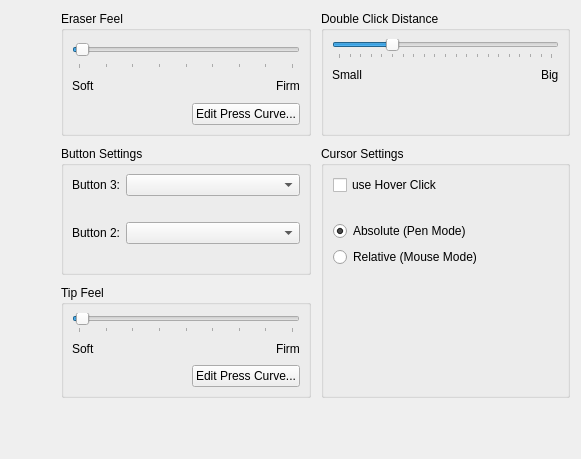
Qt form src/kcmodule/penwidget.ui (KDE/wacomtablet) before a commit.
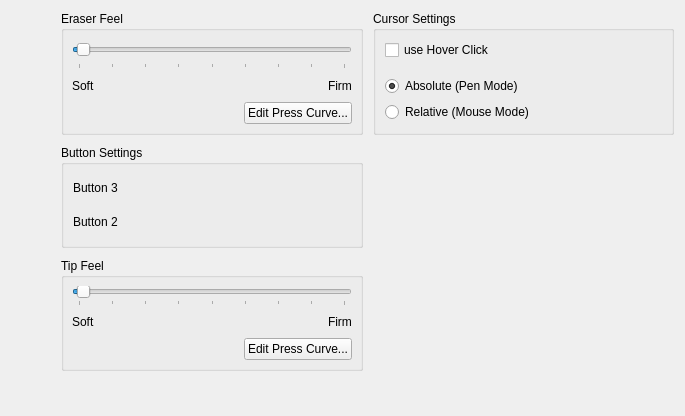
The same form after that commit. Custom widgets are drawn as their Qt base class.

Commit message:
Many improvements for button action selection.
* Added a new button action selector widget which will replace all drop down boxes.
* Updated PenWidget to make use of the new selector widget.
* Made the action button selection dialog look nicer.
* Moved global shortcut detection code into ButtonShortcut.
* Removed double click widget from PenWidget as it was never used and made the dialog look ugly.
* Removed some obsolete code.

Diff of the .ui file:
```diff
--- a/src/kcmodule/penwidget.ui
+++ b/src/kcmodule/penwidget.ui
@@ -6,8 +6,8 @@
    <rect>
     <x>0</x>
     <y>0</y>
-    <width>581</width>
-    <height>459</height>
+    <width>685</width>
+    <height>416</height>
    </rect>
   </property>
   <property name="windowTitle">
@@ -22,82 +22,21 @@
      <property name="spacing">
       <number>10</number>
      </property>
-     <item row="0" column="0" rowspan="3">
-      <layout class="QVBoxLayout" name="verticalLayout_8">
-       <property name="spacing">
-        <number>-1</number>
-       </property>
-       <item>
-        <spacer name="verticalSpacer_5">
-         <property name="orientation">
-          <enum>Qt::Vertical</enum>
-         </property>
-         <property name="sizeType">
-          <enum>QSizePolicy::Fixed</enum>
-         </property>
-         <property name="sizeHint" stdset="0">
-          <size>
-           <width>20</width>
-           <height>20</height>
-          </size>
-         </property>
-        </spacer>
-       </item>
-       <item>
-        <widget class="QLabel" name="penLabel">
-         <property name="sizePolicy">
-          <sizepolicy hsizetype="Fixed" vsizetype="Fixed">
-           <horstretch>0</horstretch>
-           <verstretch>0</verstretch>
-          </sizepolicy>
-         </property>
-         <property name="minimumSize">
-          <size>
-           <width>40</width>
-           <height>300</height>
-          </size>
-         </property>
-         <property name="frameShape">
-          <enum>QFrame::NoFrame</enum>
-         </property>
-         <property name="text">
-          <string/>
-         </property>
-        </widget>
-       </item>
-       <item>
-        <spacer name="verticalSpacer_3">
-         <property name="orientation">
-          <enum>Qt::Vertical</enum>
-         </property>
-         <property name="sizeHint" stdset="0">
-          <size>
-           <width>20</width>
-           <height>40</height>
-          </size>
-         </property>
-        </spacer>
-       </item>
-      </layout>
-     </item>
-     <item row="0" column="1">
-      <widget class="QGroupBox" name="eraserBox">
+     <item row="2" column="1">
+      <widget class="QGroupBox" name="tipFeelGroupBox">
        <property name="title">
-        <string>Eraser Feel</string>
+        <string>Tip Feel</string>
        </property>
-       <layout class="QVBoxLayout" name="verticalLayout_2">
-        <property name="spacing">
-         <number>2</number>
-        </property>
+       <layout class="QVBoxLayout" name="verticalLayout_4">
         <property name="margin">
          <number>8</number>
         </property>
         <item>
-         <layout class="QVBoxLayout" name="verticalLayout_3">
+         <layout class="QVBoxLayout" name="verticalLayout_5">
           <item>
-           <widget class="QSlider" name="eraserSlider">
+           <widget class="QSlider" name="tipSlider">
             <property name="sizePolicy">
-             <sizepolicy hsizetype="Expanding" vsizetype="Preferred">
+             <sizepolicy hsizetype="Preferred" vsizetype="Preferred">
               <horstretch>0</horstretch>
               <verstretch>0</verstretch>
              </sizepolicy>
@@ -137,9 +76,9 @@
            </widget>
           </item>
           <item>
-           <layout class="QHBoxLayout" name="horizontalLayout_4">
+           <layout class="QHBoxLayout" name="horizontalLayout_5">
             <item>
-             <widget class="QLabel" name="labelSlow_2">
+             <widget class="QLabel" name="labelSlow_3">
               <property name="text">
                <string comment="slow movement of the cursor (minimal value)">Soft</string>
               </property>
@@ -149,7 +88,7 @@
              </widget>
             </item>
             <item>
-             <spacer name="horizontalSpacer_4">
+             <spacer name="horizontalSpacer_5">
               <property name="orientation">
                <enum>Qt::Horizontal</enum>
               </property>
@@ -165,7 +104,7 @@
              </spacer>
             </item>
             <item>
-             <widget class="QLabel" name="labelFast_2">
+             <widget class="QLabel" name="labelFast_3">
               <property name="text">
                <string comment="fast movement of the cursor (maximal value)">Firm</string>
               </property>
@@ -179,12 +118,15 @@
          </layout>
         </item>
         <item>
-         <layout class="QHBoxLayout" name="horizontalLayout_2">
+         <layout class="QHBoxLayout" name="horizontalLayout_6">
           <item>
-           <spacer name="horizontalSpacer_2">
+           <spacer name="horizontalSpacer_7">
             <property name="orientation">
              <enum>Qt::Horizontal</enum>
             </property>
+            <property name="sizeType">
+             <enum>QSizePolicy::MinimumExpanding</enum>
+            </property>
             <property name="sizeHint" stdset="0">
              <size>
               <width>40</width>
@@ -194,7 +136,13 @@
            </spacer>
           </item>
           <item>
-           <widget class="QPushButton" name="eraserPressureButton">
+           <widget class="QPushButton" name="tipPressureButton">
+            <property name="sizePolicy">
+             <sizepolicy hsizetype="Preferred" vsizetype="Fixed">
+              <horstretch>0</horstretch>
+              <verstretch>0</verstretch>
+             </sizepolicy>
+            </property>
             <property name="toolTip">
              <string>Defines the pressure sensitivity with a bezier curve</string>
             </property>
@@ -211,180 +159,12 @@
      <item row="0" column="2">
       <widget class="QGroupBox" name="DblClickBox">
        <property name="sizePolicy">
-        <sizepolicy hsizetype="Expanding" vsizetype="Fixed">
+        <sizepolicy hsizetype="MinimumExpanding" vsizetype="Preferred">
          <horstretch>0</horstretch>
          <verstretch>0</verstretch>
         </sizepolicy>
        </property>
        <property name="title">
-        <string>Double Click Distance</string>
-       </property>
-       <layout class="QVBoxLayout" name="verticalLayout">
-        <property name="margin">
-         <number>8</number>
-        </property>
-        <item>
-         <widget class="QSlider" name="doubleClickSlider">
-          <property name="sizePolicy">
-           <sizepolicy hsizetype="Expanding" vsizetype="MinimumExpanding">
-            <horstretch>0</horstretch>
-            <verstretch>0</verstretch>
-           </sizepolicy>
-          </property>
-          <property name="toolTip">
-           <string>The time difference between two tip clicks that still counts as double click</string>
-          </property>
-          <property name="minimum">
-           <number>1</number>
-          </property>
-          <property name="maximum">
-           <number>1000</number>
-          </property>
-          <property name="singleStep">
-           <number>50</number>
-          </property>
-          <property name="pageStep">
-           <number>50</number>
-          </property>
-          <property name="value">
-           <number>250</number>
-          </property>
-          <property name="orientation">
-           <enum>Qt::Horizontal</enum>
-          </property>
-          <property name="tickPosition">
-           <enum>QSlider::TicksBelow</enum>
-          </property>
-          <property name="tickInterval">
-           <number>50</number>
-          </property>
-         </widget>
-        </item>
-        <item>
-         <layout class="QHBoxLayout" name="horizontalLayout">
-          <item>
-           <widget class="QLabel" name="labelClickDistOff">
-            <property name="text">
-             <string comment="doubleclick with the tip disabled">Small</string>
-            </property>
-            <property name="buddy">
-             <cstring>doubleClickSlider</cstring>
-            </property>
-           </widget>
-          </item>
-          <item>
-           <spacer name="horizontalSpacer">
-            <property name="orientation">
-             <enum>Qt::Horizontal</enum>
-            </property>
-            <property name="sizeType">
-             <enum>QSizePolicy::MinimumExpanding</enum>
-            </property>
-            <property name="sizeHint" stdset="0">
-             <size>
-              <width>40</width>
-              <height>20</height>
-             </size>
-            </property>
-           </spacer>
-          </item>
-          <item>
-           <widget class="QLabel" name="labelClickDistLarge">
-            <property name="text">
-             <string comment="large distance between two tip clicks to still count is as double click">Big</string>
-            </property>
-            <property name="buddy">
-             <cstring>doubleClickSlider</cstring>
-            </property>
-           </widget>
-          </item>
-         </layout>
-        </item>
-        <item>
-         <spacer name="verticalSpacer_2">
-          <property name="orientation">
-           <enum>Qt::Vertical</enum>
-          </property>
-          <property name="sizeHint" stdset="0">
-           <size>
-            <width>20</width>
-            <height>40</height>
-           </size>
-          </property>
-         </spacer>
-        </item>
-       </layout>
-      </widget>
-     </item>
-     <item row="1" column="1">
-      <widget class="QGroupBox" name="buttonGroupBox">
-       <property name="title">
-        <string>Button Settings</string>
-       </property>
-       <layout class="QFormLayout" name="formLayout_3">
-        <property name="margin">
-         <number>8</number>
-        </property>
-        <item row="0" column="0">
-         <widget class="QLabel" name="labelButton3">
-          <property name="text">
-           <string>Button 3:</string>
-          </property>
-          <property name="buddy">
-           <cstring>button3ComboBox</cstring>
-          </property>
-         </widget>
-        </item>
-        <item row="0" column="1">
-         <widget class="KComboBox" name="button3ComboBox">
-          <property name="toolTip">
-           <string>Action defined by the 3rd stylus button</string>
-          </property>
-          <property name="maxVisibleItems">
-           <number>20</number>
-          </property>
-         </widget>
-        </item>
-        <item row="1" column="1">
-         <widget class="QLabel" name="button3ActionLabel">
-          <property name="text">
-           <string/>
-          </property>
-         </widget>
-        </item>
-        <item row="2" column="0">
-         <widget class="QLabel" name="labelButton2">
-          <property name="text">
-           <string>Button 2:</string>
-          </property>
-          <property name="buddy">
-           <cstring>button2ComboBox</cstring>
-          </property>
-         </widget>
-        </item>
-        <item row="2" column="1">
-         <widget class="KComboBox" name="button2ComboBox">
-          <property name="toolTip">
-           <string>Action defined by the 2nd stylus button</string>
-          </property>
-          <property name="maxVisibleItems">
-           <number>20</number>
-          </property>
-         </widget>
-        </item>
-        <item row="3" column="1">
-         <widget class="QLabel" name="button2ActionLabel">
-          <property name="text">
-           <string/>
-          </property>
-         </widget>
-        </item>
-       </layout>
-      </widget>
-     </item>
-     <item row="1" column="2" rowspan="2">
-      <widget class="QGroupBox" name="groupBox_Cursor">
-       <property name="title">
         <string>Cursor Settings</string>
        </property>
        <layout class="QVBoxLayout" name="verticalLayout_7">
@@ -409,7 +189,7 @@
           <property name="sizeHint" stdset="0">
            <size>
             <width>20</width>
-            <height>20</height>
+            <height>10</height>
            </size>
           </property>
          </spacer>
@@ -446,7 +226,7 @@
           <property name="sizeHint" stdset="0">
            <size>
             <width>20</width>
-            <height>40</height>
+            <height>1</height>
            </size>
           </property>
          </spacer>
@@ -454,21 +234,24 @@
        </layout>
       </widget>
      </item>
-     <item row="2" column="1">
-      <widget class="QGroupBox" name="groupBox_2">
+     <item row="0" column="1">
+      <widget class="QGroupBox" name="eraserBox">
        <property name="title">
-        <string>Tip Feel</string>
+        <string>Eraser Feel</string>
        </property>
-       <layout class="QVBoxLayout" name="verticalLayout_4">
+       <layout class="QVBoxLayout" name="verticalLayout_2">
+        <property name="spacing">
+         <number>2</number>
+        </property>
         <property name="margin">
          <number>8</number>
         </property>
         <item>
-         <layout class="QVBoxLayout" name="verticalLayout_5">
+         <layout class="QVBoxLayout" name="eraserFeelSliderLayout">
           <item>
-           <widget class="QSlider" name="tipSlider">
+           <widget class="QSlider" name="eraserSlider">
             <property name="sizePolicy">
-             <sizepolicy hsizetype="Expanding" vsizetype="Preferred">
+             <sizepolicy hsizetype="Preferred" vsizetype="Preferred">
               <horstretch>0</horstretch>
               <verstretch>0</verstretch>
              </sizepolicy>
@@ -508,9 +291,9 @@
            </widget>
           </item>
           <item>
-           <layout class="QHBoxLayout" name="horizontalLayout_5">
+           <layout class="QHBoxLayout" name="eraserFeelSliderLablesLayout">
             <item>
-             <widget class="QLabel" name="labelSlow_3">
+             <widget class="QLabel" name="labelSlow_2">
               <property name="text">
                <string comment="slow movement of the cursor (minimal value)">Soft</string>
               </property>
@@ -520,7 +303,7 @@
              </widget>
             </item>
             <item>
-             <spacer name="horizontalSpacer_5">
+             <spacer name="eraserFeelSliderLabelsSpacer">
               <property name="orientation">
                <enum>Qt::Horizontal</enum>
               </property>
@@ -536,7 +319,7 @@
              </spacer>
             </item>
             <item>
-             <widget class="QLabel" name="labelFast_3">
+             <widget class="QLabel" name="labelFast_2">
               <property name="text">
                <string comment="fast movement of the cursor (maximal value)">Firm</string>
               </property>
@@ -550,12 +333,15 @@
          </layout>
         </item>
         <item>
-         <layout class="QHBoxLayout" name="horizontalLayout_6">
+         <layout class="QHBoxLayout" name="eraserPressureButtonLayout">
           <item>
-           <spacer name="horizontalSpacer_7">
+           <spacer name="eraserPressureButtonSpacer">
             <property name="orientation">
              <enum>Qt::Horizontal</enum>
             </property>
+            <property name="sizeType">
+             <enum>QSizePolicy::MinimumExpanding</enum>
+            </property>
             <property name="sizeHint" stdset="0">
              <size>
               <width>40</width>
@@ -565,7 +351,7 @@
            </spacer>
           </item>
           <item>
-           <widget class="QPushButton" name="tipPressureButton">
+           <widget class="QPushButton" name="eraserPressureButton">
             <property name="toolTip">
              <string>Defines the pressure sensitivity with a bezier curve</string>
             </property>
@@ -579,6 +365,114 @@
        </layout>
       </widget>
      </item>
+     <item row="1" column="1">
+      <widget class="QGroupBox" name="buttonGroupBox">
+       <property name="title">
+        <string>Button Settings</string>
+       </property>
+       <layout class="QFormLayout" name="formLayout_3">
+        <property name="fieldGrowthPolicy">
+         <enum>QFormLayout::ExpandingFieldsGrow</enum>
+        </property>
+        <item row="0" column="0">
+         <widget class="QLabel" name="labelButton3">
+          <property name="sizePolicy">
+           <sizepolicy hsizetype="Preferred" vsizetype="MinimumExpanding">
+            <horstretch>0</horstretch>
+            <verstretch>0</verstretch>
+           </sizepolicy>
+          </property>
+          <property name="text">
+           <string>Button 3</string>
+          </property>
+          <property name="alignment">
+           <set>Qt::AlignLeading|Qt::AlignLeft|Qt::AlignVCenter</set>
+          </property>
+         </widget>
+        </item>
+        <item row="0" column="1">
+         <widget class="Wacom::ButtonActionSelectorWidget" name="button3ActionSelector" native="true"/>
+        </item>
+        <item row="3" column="0">
+         <widget class="QLabel" name="labelButton2">
+          <property name="sizePolicy">
+           <sizepolicy hsizetype="Preferred" vsizetype="MinimumExpanding">
+            <horstretch>0</horstretch>
+            <verstretch>0</verstretch>
+           </sizepolicy>
+          </property>
+          <property name="text">
+           <string>Button 2</string>
+          </property>
+          <property name="alignment">
+           <set>Qt::AlignLeading|Qt::AlignLeft|Qt::AlignVCenter</set>
+          </property>
+         </widget>
+        </item>
+        <item row="3" column="1">
+         <widget class="Wacom::ButtonActionSelectorWidget" name="button2ActionSelector" native="true"/>
+        </item>
+       </layout>
+      </widget>
+     </item>
+     <item row="0" column="0" rowspan="3">
+      <layout class="QVBoxLayout" name="penLayout">
+       <property name="spacing">
+        <number>-1</number>
+       </property>
+       <item>
+        <spacer name="penTopSpacer">
+         <property name="orientation">
+          <enum>Qt::Vertical</enum>
+         </property>
+         <property name="sizeType">
+          <enum>QSizePolicy::Fixed</enum>
+         </property>
+         <property name="sizeHint" stdset="0">
+          <size>
+           <width>20</width>
+           <height>20</height>
+          </size>
+         </property>
+        </spacer>
+       </item>
+       <item>
+        <widget class="QLabel" name="penLabel">
+         <property name="sizePolicy">
+          <sizepolicy hsizetype="Fixed" vsizetype="Fixed">
+           <horstretch>0</horstretch>
+           <verstretch>0</verstretch>
+          </sizepolicy>
+         </property>
+         <property name="minimumSize">
+          <size>
+           <width>40</width>
+           <height>300</height>
+          </size>
+         </property>
+         <property name="frameShape">
+          <enum>QFrame::NoFrame</enum>
+         </property>
+         <property name="text">
+          <string/>
+         </property>
+        </widget>
+       </item>
+       <item>
+        <spacer name="penBottomSpacer">
+         <property name="orientation">
+          <enum>Qt::Vertical</enum>
+         </property>
+         <property name="sizeHint" stdset="0">
+          <size>
+           <width>20</width>
+           <height>40</height>
+          </size>
+         </property>
+        </spacer>
+       </item>
+      </layout>
+     </item>
     </layout>
    </item>
    <item>
@@ -598,9 +492,10 @@
  </widget>
  <customwidgets>
   <customwidget>
-   <class>KComboBox</class>
-   <extends>QComboBox</extends>
-   <header>kcombobox.h</header>
+   <class>Wacom::ButtonActionSelectorWidget</class>
+   <extends>QWidget</extends>
+   <header>buttonactionselectorwidget.h</header>
+   <container>1</container>
   </customwidget>
  </customwidgets>
  <tabstops>
```
Left out of the diff: 100 changed lines with no effect on the pictures. The commit also changes 11 other files.
